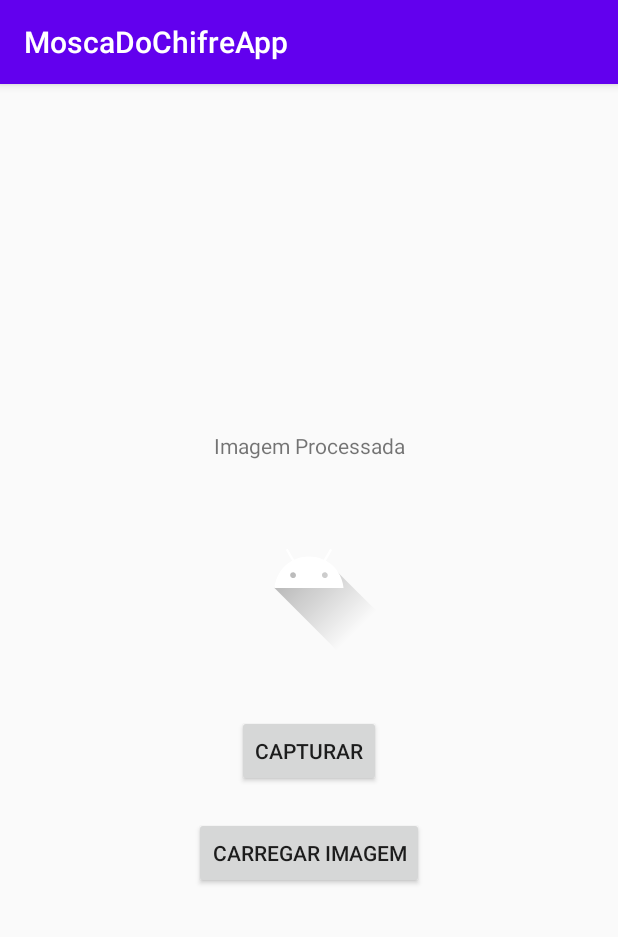
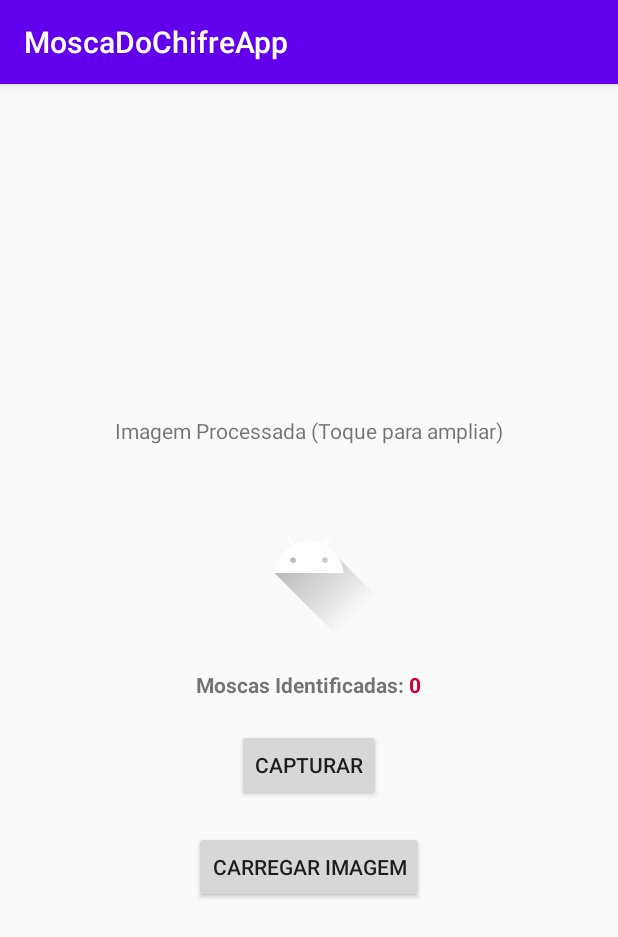
Before and after one commit to ricardonascimentosoares/moscadochifreapp, an Android app: the screen it shows after launch (MainActivity), on a phone screen of 412 x 824 dp. Shown: the top 937 px of the screen. Run offline under Robolectric (Android 15) with nearby library versions, the phone set to English and light mode, and no system bars; libraries missing offline, so code that uses them is left out: com.chaquo.python.

Commit message:
Adicionado textview com o valor da contagem; Adicionados comentários e melhorada a organização do código

```diff
--- a/app/build.gradle
+++ b/app/build.gradle
@@ -19,7 +19,8 @@ android {
         }
 
         python {
-            buildPython "C:\\Users\\PC\\AppData\\Local\\Programs\\Python\\Python37\\python.exe"
+            /*buildPython "C:\\Users\\PC\\AppData\\Local\\Programs\\Python\\Python37\\python.exe"*/
+            buildPython "/usr/bin/python3.5"
 
             pip {
                 // A pip requirement specifier, with or without a version number:
--- a/app/src/main/java/com/facom/rvns/moscadochifreapp/OutputWritable.java
+++ b/app/src/main/java/com/facom/rvns/moscadochifreapp/OutputWritable.java
@@ -1,6 +1,10 @@
 package com.facom.rvns.moscadochifreapp;
 
+/**
+ * Interface necessaria para o Python chamar um método Java
+ */
 public interface OutputWritable {
 
     void writeOutput(String output);
+    void writeResult(String result);
 }
--- a/app/src/main/res/layout/activity_main.xml
+++ b/app/src/main/res/layout/activity_main.xml
@@ -35,7 +35,7 @@
         android:gravity="center"
         android:layout_width="match_parent"
         android:layout_height="wrap_content"
-        android:text="Imagem Processada" />
+        android:text="Imagem Processada (Toque para ampliar)" />
 
     <ImageView
         android:id="@+id/imageView2"
@@ -45,6 +45,30 @@
         android:scaleType="centerInside"
         android:adjustViewBounds="true"
         android:src="@drawable/ic_launcher_foreground" />
+
+
+    <LinearLayout
+        android:layout_width="wrap_content"
+        android:layout_height="wrap_content"
+        android:orientation="horizontal">
+    <TextView
+        android:id="@+id/lbTotalMoscas"
+        android:gravity="center"
+        android:textStyle="bold"
+        android:layout_width="match_parent"
+        android:layout_height="wrap_content"
+        android:text="Moscas Identificadas: " />
+
+    <TextView
+        android:id="@+id/txtTotalMoscas"
+        android:gravity="center"
+        android:textStyle="bold"
+        android:textColor="#C03"
+        android:layout_width="match_parent"
+        android:layout_height="wrap_content"
+        android:text="0" />
+
+    </LinearLayout>
 
     <Button
         android:id="@+id/btnCapturar"
```
Also changed, not shown: app/src/main/java/com/facom/rvns/moscadochifreapp/MainActivity.java (+57 -10 lines), 1 other file.
